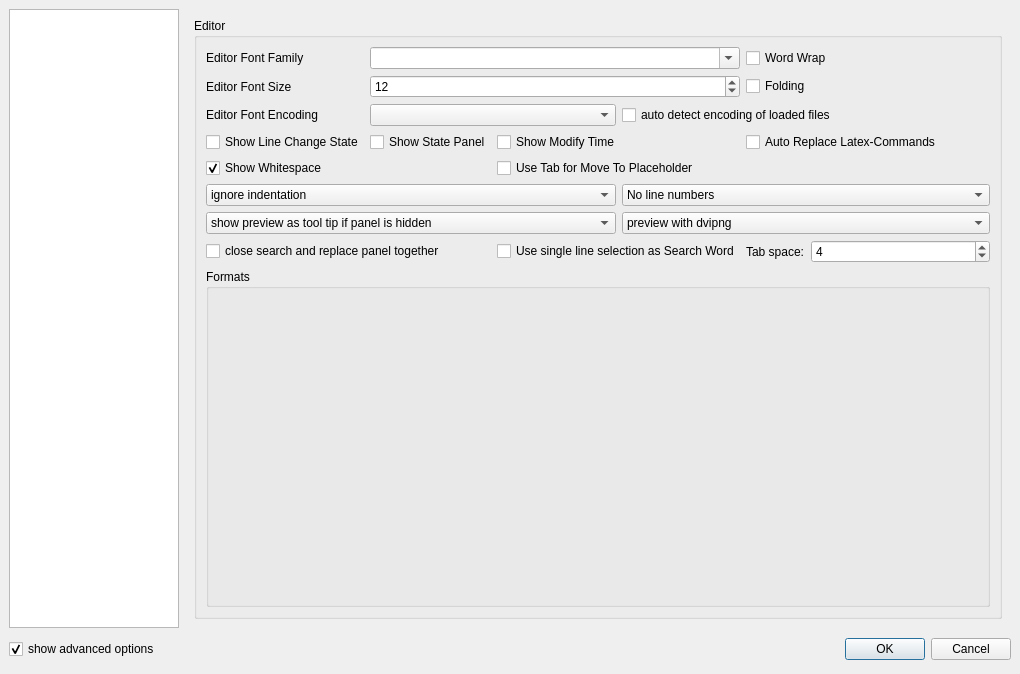
Old version of the form configdialog.ui in the repository svn2github/texstudio-trunk.
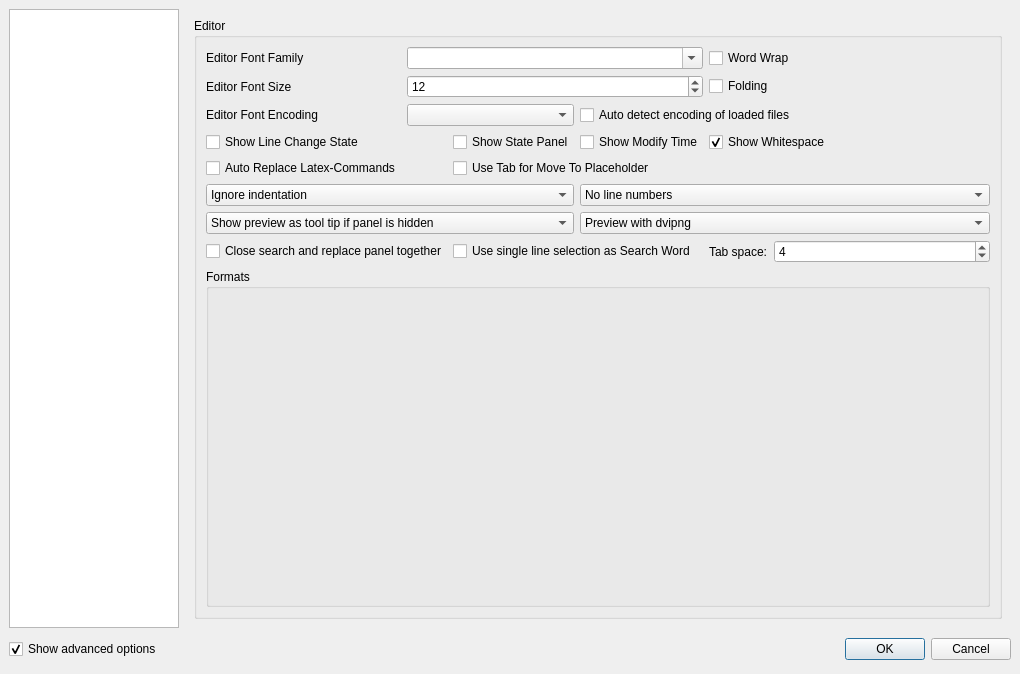
New version of the form. Icons and pictures are not drawn.

Commit message: String and layout corrections.

```diff
--- a/configdialog.ui
+++ b/configdialog.ui
@@ -115,7 +115,7 @@
    <item row="2" column="0">
     <widget class="QCheckBox" name="checkBoxShowAdvancedOptions">
      <property name="text">
-      <string>show advanced options</string>
+      <string>Show advanced options</string>
      </property>
      <property name="checked">
       <bool>true</bool>
@@ -151,8 +151,8 @@
            <rect>
             <x>0</x>
             <y>0</y>
-            <width>580</width>
-            <height>474</height>
+            <width>793</width>
+            <height>597</height>
            </rect>
           </property>
           <layout class="QVBoxLayout" name="verticalLayout">
@@ -304,7 +304,7 @@
               <item row="2" column="1">
                <widget class="QCheckBox" name="checkBoxUseTexmakerPalette">
                 <property name="text">
-                 <string>ignore most system colors</string>
+                 <string>Ignore most system colors</string>
                 </property>
                </widget>
               </item>
@@ -438,7 +438,7 @@
                  </sizepolicy>
                 </property>
                 <property name="text">
-                 <string>inline checking</string>
+                 <string>Inline checking</string>
                 </property>
                </widget>
               </item>
@@ -469,7 +469,7 @@
               <item row="3" column="1">
                <widget class="QCheckBox" name="checkBoxInlineSpellCheck">
                 <property name="text">
-                 <string>inline spell checking</string>
+                 <string>Inline spell checking</string>
                 </property>
                 <property name="advancedOption" stdset="0">
                  <bool>true</bool>
@@ -479,7 +479,7 @@
               <item row="3" column="2">
                <widget class="QCheckBox" name="checkBoxInlineCitationCheck">
                 <property name="text">
-                 <string>inline citation checking</string>
+                 <string>Inline citation checking</string>
                 </property>
                 <property name="advancedOption" stdset="0">
                  <bool>true</bool>
@@ -489,7 +489,7 @@
               <item row="3" column="3">
                <widget class="QCheckBox" name="checkBoxInlineReferenceCheck">
                 <property name="text">
-                 <string>inline reference checking</string>
+                 <string>Inline reference checking</string>
                 </property>
                 <property name="advancedOption" stdset="0">
                  <bool>true</bool>
@@ -703,7 +703,7 @@
             <item>
              <widget class="QLabel" name="label">
               <property name="text">
-               <string>(the commands must be separated by '|')</string>
+               <string>(The commands must be separated by '|')</string>
               </property>
              </widget>
             </item>
@@ -806,7 +806,7 @@
           <item row="1" column="0" colspan="4">
            <widget class="QCheckBox" name="checkBoxRunAfterBibTeXChange">
             <property name="text">
-             <string>run &quot;latex bibtex latex&quot; before compiling if bib-files were changed</string>
+             <string>Run &quot;latex bibtex latex&quot; before compiling if bib-files were changed</string>
             </property>
            </widget>
           </item>
@@ -1017,13 +1017,6 @@
             </property>
            </widget>
           </item>
-          <item row="1" column="0">
-           <widget class="QLabel" name="labelSize">
-            <property name="text">
-             <string>Editor Font Size</string>
-            </property>
-           </widget>
-          </item>
           <item row="1" column="1" colspan="3">
            <widget class="QSpinBox" name="spinBoxSize">
             <property name="minimum">
@@ -1051,78 +1044,56 @@
           <item row="2" column="1" colspan="2">
            <widget class="QComboBox" name="comboBoxEncoding"/>
           </item>
-          <item row="6" column="3" colspan="2">
-           <widget class="QComboBox" name="comboboxLineNumbers">
-            <property name="advancedOption" stdset="0">
-             <bool>true</bool>
-            </property>
-            <item>
-             <property name="text">
-              <string>No line numbers</string>
-             </property>
-            </item>
-            <item>
-             <property name="text">
-              <string>Show line numbers</string>
-             </property>
-            </item>
-            <item>
-             <property name="text">
-              <string>Show important line numbers</string>
-             </property>
-            </item>
-           </widget>
-          </item>
-          <item row="8" column="0" colspan="3">
+          <item row="10" column="0" colspan="3">
            <widget class="QComboBox" name="comboBoxPreviewMode">
             <property name="advancedOption" stdset="0">
              <bool>true</bool>
             </property>
             <item>
              <property name="text">
-              <string>show preview as tool tip if panel is hidden</string>
+              <string>Show preview as tool tip if panel is hidden</string>
              </property>
             </item>
             <item>
              <property name="text">
-              <string>always show preview in preview panel</string>
+              <string>Always show preview in preview panel</string>
              </property>
             </item>
             <item>
              <property name="text">
-              <string>always show preview as tool tip</string>
+              <string>Always show preview as tool tip</string>
              </property>
             </item>
             <item>
              <property name="text">
-              <string>always show both</string>
+              <string>Always show both</string>
              </property>
             </item>
            </widget>
           </item>
-          <item row="8" column="3" colspan="2">
+          <item row="10" column="3" colspan="2">
            <widget class="QComboBox" name="comboBoxDvi2PngMode">
             <property name="advancedOption" stdset="0">
              <bool>true</bool>
             </property>
             <item>
              <property name="text">
-              <string>preview with dvipng</string>
+              <string>Preview with dvipng</string>
              </property>
             </item>
             <item>
              <property name="text">
-              <string>preview with dvipng --follow (parallel)</string>
+              <string>Preview with dvipng --follow (parallel)</string>
              </property>
             </item>
             <item>
              <property name="text">
-              <string>preview with dvips/ghostscript</string>
+              <string>Preview with dvips/ghostscript</string>
              </property>
             </item>
            </widget>
           </item>
-          <item row="11" column="0" colspan="5">
+          <item row="13" column="0" colspan="5">
            <widget class="QGroupBox" name="formatConfigBox">
             <property name="sizePolicy">
              <sizepolicy hsizetype="Preferred" vsizetype="MinimumExpanding">
@@ -1147,69 +1118,49 @@
             </property>
            </widget>
           </item>
-          <item row="9" column="0" colspan="2">
+          <item row="11" column="0" colspan="2">
            <widget class="QCheckBox" name="checkBoxCloseSearchReplaceTogether">
             <property name="text">
-             <string>close search and replace panel together</string>
+             <string>Close search and replace panel together</string>
             </property>
             <property name="advancedOption" stdset="0">
              <bool>true</bool>
             </property>
            </widget>
           </item>
-          <item row="6" column="0" colspan="3">
+          <item row="8" column="0" colspan="3">
            <widget class="QComboBox" name="comboBoxAutoIndent">
             <property name="advancedOption" stdset="0">
              <bool>true</bool>
             </property>
             <item>
              <property name="text">
-              <string>ignore indentation</string>
+              <string>Ignore indentation</string>
              </property>
             </item>
             <item>
              <property name="text">
-              <string>keep indentation</string>
+              <string>Keep indentation</string>
              </property>
             </item>
             <item>
              <property name="text">
-              <string>indent and unindent automatically</string>
+              <string>Indent and unindent automatically</string>
              </property>
             </item>
             <item>
              <property name="text">
-              <string>keep indentation with spaces only</string>
+              <string>Keep indentation with spaces only</string>
              </property>
             </item>
             <item>
              <property name="text">
-              <string>indent and unindent automatically with spaces only</string>
+              <string>Indent and unindent automatically with spaces only</string>
              </property>
             </item>
            </widget>
           </item>
-          <item row="3" column="0">
-           <widget class="QCheckBox" name="checkBoxLineState">
-            <property name="text">
-             <string>Show Line Change State</string>
-            </property>
-            <property name="advancedOption" stdset="0">
-             <bool>true</bool>
-            </property>
-           </widget>
-          </item>
-          <item row="3" column="1">
-           <widget class="QCheckBox" name="checkBoxState">
-            <property name="text">
-             <string>Show State Panel</string>
-            </property>
-            <property name="advancedOption" stdset="0">
-             <bool>true</bool>
-            </property>
-           </widget>
-          </item>
-          <item row="9" column="2" colspan="2">
+          <item row="11" column="2" colspan="2">
            <widget class="QCheckBox" name="checkBoxUseLineForSearch">
             <property name="text">
              <string>Use single line selection as Search Word</string>
@@ -1225,44 +1176,11 @@
              <string>can only decide between utf16/utf-8 and ISO 8859-1 !</string>
             </property>
             <property name="text">
-             <string>auto detect encoding of loaded files</string>
+             <string>Auto detect encoding of loaded files</string>
             </property>
            </widget>
           </item>
-          <item row="4" column="0">
-           <widget class="QCheckBox" name="checkBoxShowWhitespace">
-            <property name="text">
-             <string>Show Whitespace</string>
-            </property>
-            <property name="checked">
-             <bool>true</bool>
-            </property>
-            <property name="advancedOption" stdset="0">
-             <bool>true</bool>
-            </property>
-           </widget>
-          </item>
-          <item row="4" column="2" colspan="3">
-           <widget class="QCheckBox" name="checkBoxTabforMoveToPlaceholder">
-            <property name="text">
-             <string>Use Tab for Move To Placeholder</string>
-            </property>
-            <property name="advancedOption" stdset="0">
-             <bool>true</bool>
-            </property>
-           </widget>
-          </item>
-          <item row="3" column="2" colspan="2">
-           <widget class="QCheckBox" name="checkBoxDisplayModifyTime">
-            <property name="text">
-             <string>Show Modify Time</string>
-            </property>
-            <property name="advancedOption" stdset="0">
-             <bool>true</bool>
-            </property>
-           </widget>
-          </item>
-          <item row="9" column="4">
+          <item row="11" column="4">
            <layout class="QHBoxLayout" name="horizontalLayout">
             <item>
              <widget class="QLabel" name="label_22">
@@ -1292,13 +1210,95 @@
             </item>
            </layout>
           </item>
-          <item row="3" column="4">
+          <item row="5" column="0">
            <widget class="QCheckBox" name="checkBoxAutoReplaceCommands">
             <property name="text">
              <string>Auto Replace Latex-Commands</string>
             </property>
            </widget>
           </item>
+          <item row="1" column="0">
+           <widget class="QLabel" name="labelSize">
+            <property name="text">
+             <string>Editor Font Size</string>
+            </property>
+           </widget>
+          </item>
+          <item row="4" column="0">
+           <widget class="QCheckBox" name="checkBoxLineState">
+            <property name="text">
+             <string>Show Line Change State</string>
+            </property>
+            <property name="advancedOption" stdset="0">
+             <bool>true</bool>
+            </property>
+           </widget>
+          </item>
+          <item row="4" column="3">
+           <widget class="QCheckBox" name="checkBoxDisplayModifyTime">
+            <property name="text">
+             <string>Show Modify Time</string>
+            </property>
+            <property name="advancedOption" stdset="0">
+             <bool>true</bool>
+            </property>
+           </widget>
+          </item>
+          <item row="4" column="2">
+           <widget class="QCheckBox" name="checkBoxState">
+            <property name="text">
+             <string>Show State Panel</string>
+            </property>
+            <property name="advancedOption" stdset="0">
+             <bool>true</bool>
+            </property>
+           </widget>
+          </item>
+          <item row="5" column="2" colspan="2">
+           <widget class="QCheckBox" name="checkBoxTabforMoveToPlaceholder">
+            <property name="text">
+             <string>Use Tab for Move To Placeholder</string>
+            </property>
+            <property name="advancedOption" stdset="0">
+             <bool>true</bool>
+            </property>
+           </widget>
+          </item>
+          <item row="8" column="3" colspan="2">
+           <widget class="QComboBox" name="comboboxLineNumbers">
+            <property name="advancedOption" stdset="0">
+             <bool>true</bool>
+            </property>
+            <item>
+             <property name="text">
+              <string>No line numbers</string>
+             </property>
+            </item>
+            <item>
+             <property name="text">
+              <string>Show line numbers</string>
+             </property>
+            </item>
+            <item>
+             <property name="text">
+              <string>Show important line numbers</string>
+             </property>
+            </item>
+           </widget>
+          </item>
+          <item row="4" column="4">
+           <widget class="QCheckBox" name="checkBoxShowWhitespace">
+            <property name="text">
+             <string>Show Whitespace</string>
+            </property>
+            <property name="checked">
+             <bool>true</bool>
+            </property>
+            <property name="advancedOption" stdset="0">
+             <bool>true</bool>
+            </property>
+           </widget>
+          </item>
          </layout>
         </widget>
        </item>
```
Left out of the diff: 1 changed line with no effect on the pictures.
